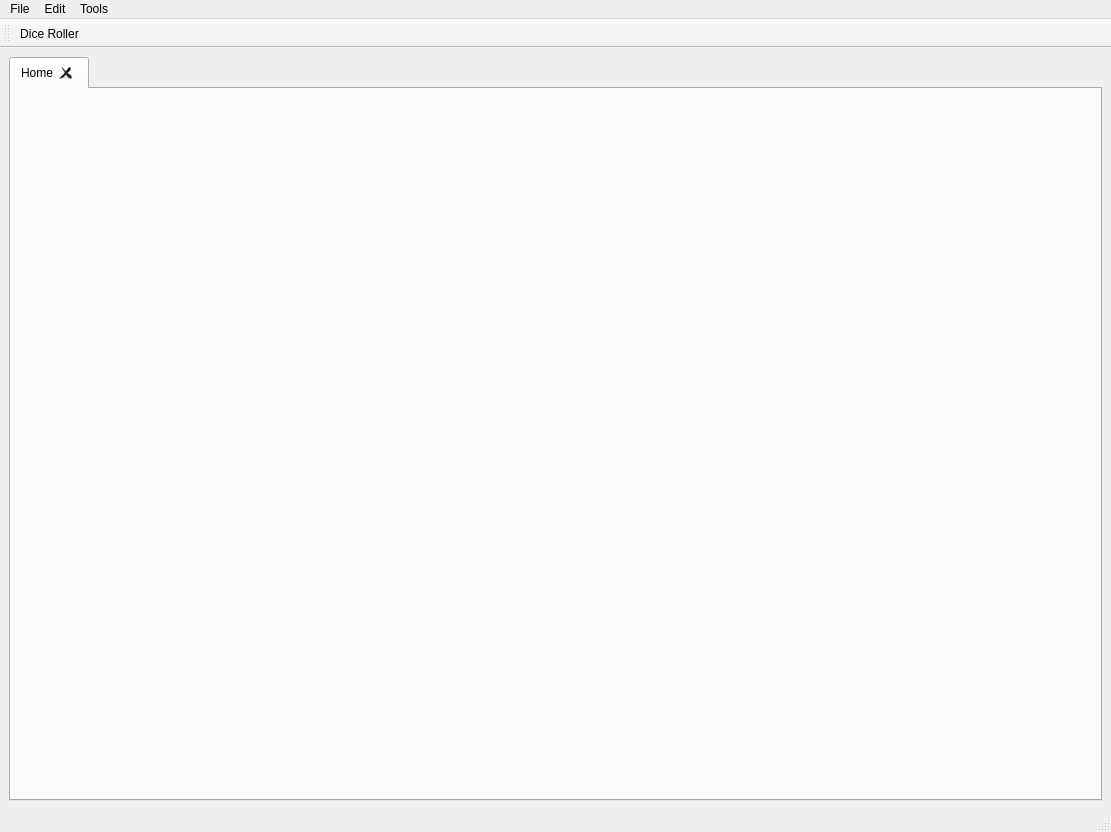
Old version of the form mainwindow.ui in the repository ganelonhb/QDMSuite.
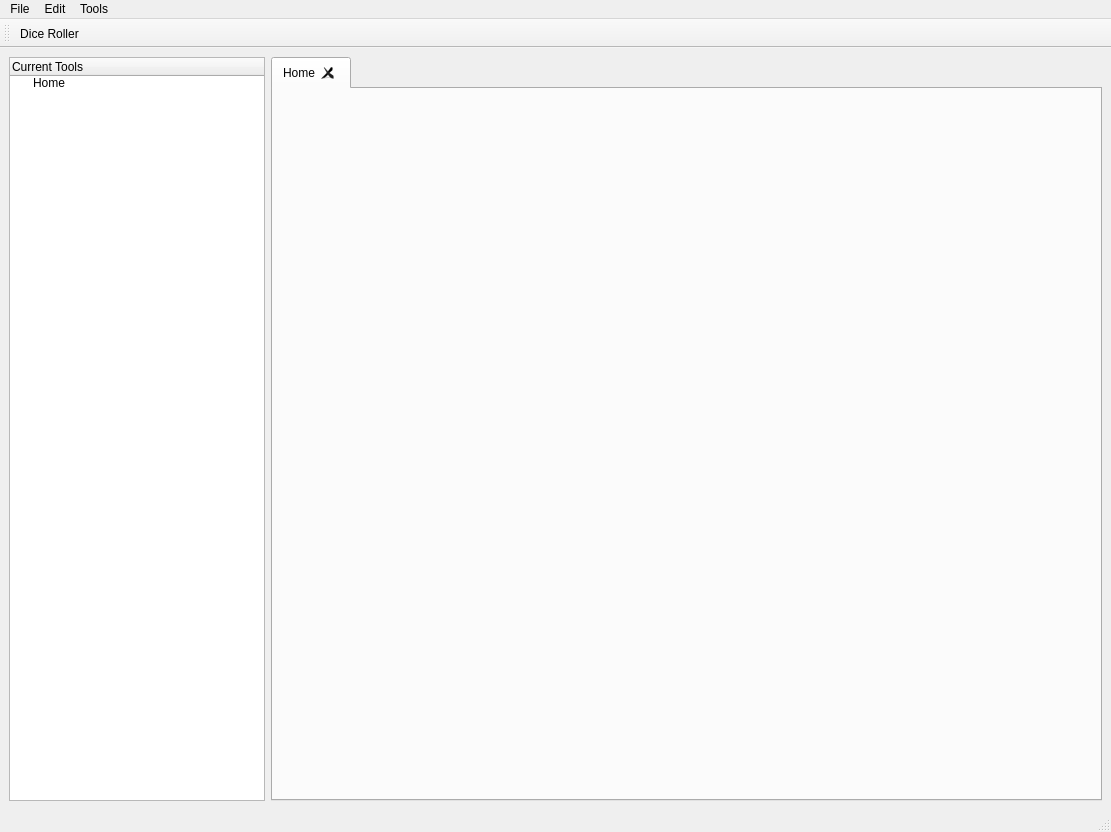
New version of the form. Icons and pictures are not drawn.

```diff
--- a/mainwindow.ui
+++ b/mainwindow.ui
@@ -42,6 +42,29 @@
       </widget>
      </widget>
     </item>
+    <item row="0" column="0">
+     <widget class="QTreeWidget" name="treeWidget">
+      <property name="sizePolicy">
+       <sizepolicy hsizetype="Minimum" vsizetype="Expanding">
+        <horstretch>0</horstretch>
+        <verstretch>0</verstretch>
+       </sizepolicy>
+      </property>
+      <attribute name="headerVisible">
+       <bool>true</bool>
+      </attribute>
+      <column>
+       <property name="text">
+        <string>Current Tools</string>
+       </property>
+      </column>
+      <item>
+       <property name="text">
+        <string>Home</string>
+       </property>
+      </item>
+     </widget>
+    </item>
    </layout>
   </widget>
   <widget class="QMenuBar" name="menubar">
```
Left out of the diff: 8 changed lines with no effect on the pictures.
